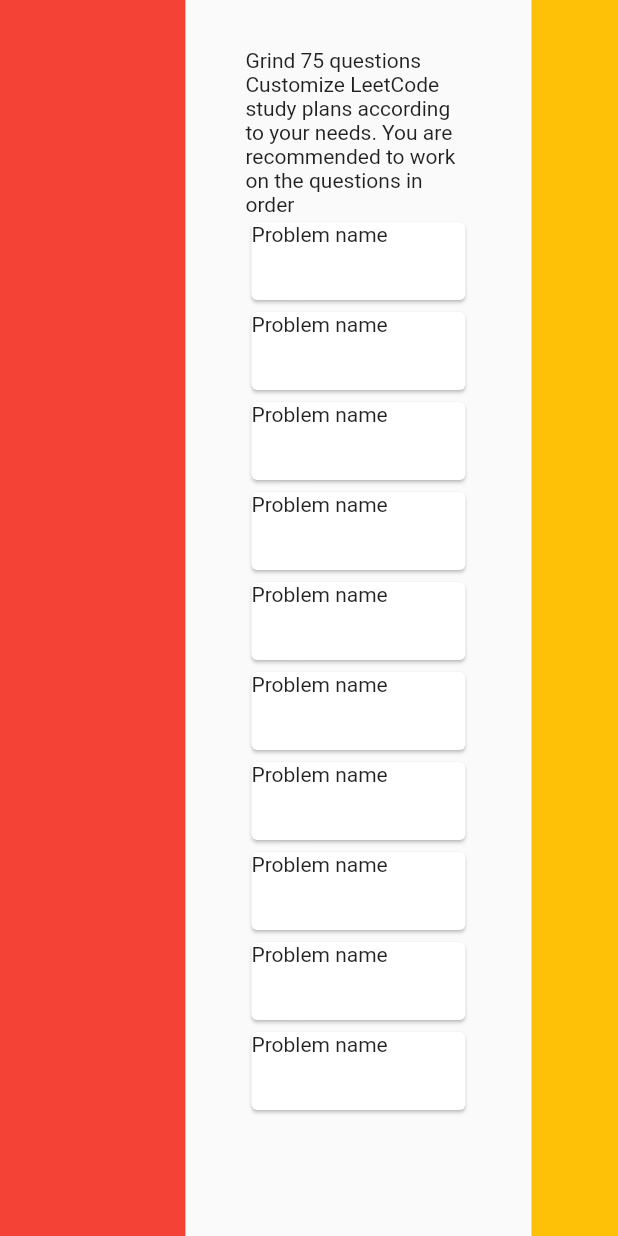
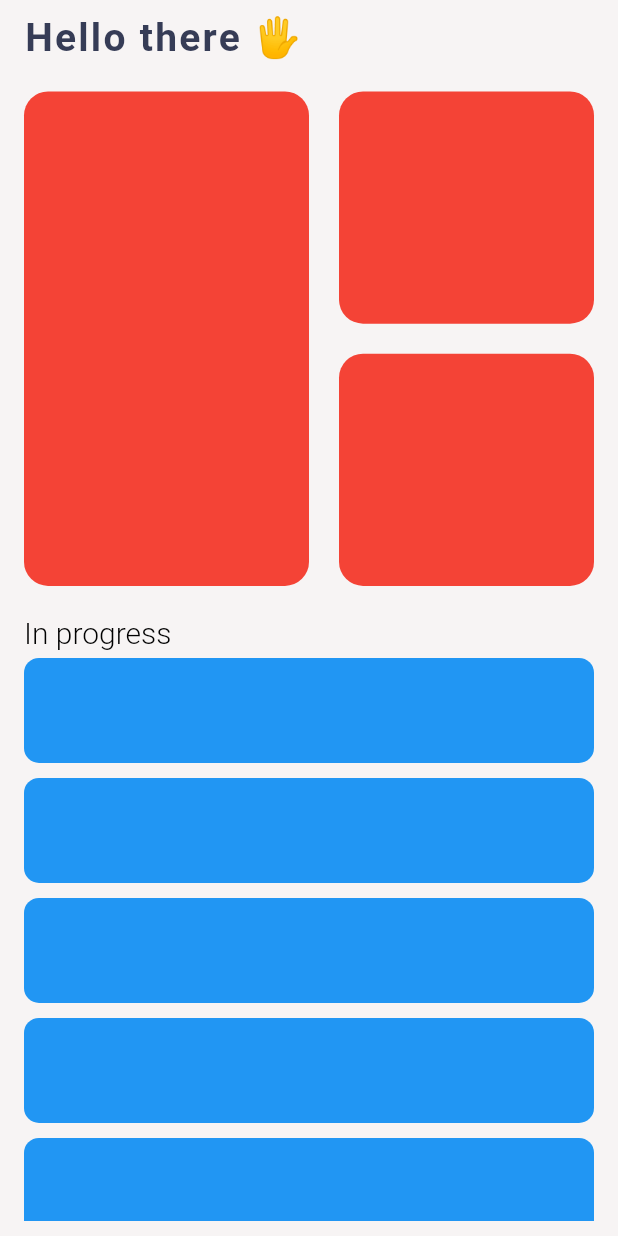
Before and after one commit to jamescardona11/lecode_app, a Flutter app: the screen it shows after launch, on a phone screen of 412 x 824 dp. Run offline on Flutter 3.47's test engine with Material 2 defaults, Android fonts, the phone set to English and light mode, and no system bars; our stand-ins replace equatable, flutter_native_splash, get_it, google_fonts, injectable; missing offline and left inert: drip, pocket, projectile; Roboto replaces fonts that are missing (Pangolin).

Commit message:
dashboard page structure

```diff
--- /dev/null
+++ b/lib/app/pages/home/home_page.dart
@@ -0,0 +1,86 @@
+import 'package:flutter/material.dart';
+import 'package:flutter/rendering.dart';
+import 'package:lepath_app/app/widgets/round_container.dart';
+import 'package:lepath_app/config/context_extension.dart';
+
+class HomePage extends StatelessWidget {
+  /// default constructor
+  const HomePage({
+    super.key,
+  });
+
+  @override
+  Widget build(BuildContext context) {
+    return Scaffold(
+      body: SafeArea(
+        child: Padding(
+          padding: const EdgeInsets.symmetric(
+            vertical: 10,
+            horizontal: 16,
+          ),
+          child: Column(
+            crossAxisAlignment: CrossAxisAlignment.start,
+            children: [
+              Text(
+                'Hello there 🖐',
+                style: Theme.of(context).textTheme.headline5,
+              ),
+              SizedBox(height: 20),
+              Container(
+                width: context.widthPx,
+                height: context.heightPct(40),
+                child: LayoutBuilder(
+                  builder: (context, constraints) => Row(
+                    children: [
+                      RoundContainer(
+                        width: constraints.maxWidth / 2,
+                        color: Colors.red,
+                      ),
+                      SizedBox(width: 20),
+                      Expanded(
+                        child: Column(
+                          children: [
+                            Expanded(
+                              child: RoundContainer(
+                                color: Colors.red,
+                              ),
+                            ),
+                            SizedBox(height: 20),
+                            Expanded(
+                              child: RoundContainer(
+                                color: Colors.red,
+                              ),
+                            ),
+                          ],
+                        ),
+                      )
+                    ],
+                  ),
+                ),
+              ),
+              SizedBox(height: 20),
+              Text(
+                'In progress',
+                style: Theme.of(context).textTheme.headline6,
+              ),
+              Expanded(
+                child: ListView.builder(
+                  itemCount: 10,
+                  itemBuilder: (context, index) => Padding(
+                    padding: const EdgeInsets.symmetric(vertical: 5),
+                    child: RoundContainer(
+                      width: context.widthPx,
+                      height: 70,
+                      border: 10,
+                      color: Colors.blue,
+                    ),
+                  ),
+                ),
+              ),
+            ],
+          ),
+        ),
+      ),
+    );
+  }
+}
--- /dev/null
+++ b/lib/app/widgets/round_container.dart
@@ -0,0 +1,41 @@
+import 'package:flutter/material.dart';
+
+class RoundContainer extends StatelessWidget {
+  /// default constructor
+  const RoundContainer({
+    Key? key,
+    this.width,
+    this.height,
+    this.border = 16,
+    this.color = Colors.transparent,
+    this.borderColor,
+    this.child,
+  }) : super(key: key);
+
+  final double? width;
+  final double? height;
+  final double border;
+
+  final Color color;
+  final Color? borderColor;
+
+  final Widget? child;
+
+  @override
+  Widget build(BuildContext context) {
+    return Container(
+      width: width,
+      height: height,
+      decoration: BoxDecoration(
+        borderRadius: BorderRadius.circular(border),
+        color: color,
+        border: borderColor != null
+            ? Border.all(
+                color: borderColor!,
+              )
+            : null,
+      ),
+      child: child,
+    );
+  }
+}
--- a/lib/cross/app_init/domain/app_init_first_time.dart
+++ b/lib/cross/app_init/domain/app_init_first_time.dart
@@ -19,7 +19,7 @@
     final response = await _appRepository.getUpdatesInformation();
     if (response.isLeft) return;
 
-    final lastUpdateTime = await _appRepository.lastUpdateDate();
+    final lastUpdateTime = await _appRepository.readLastUpdateDate();
     final shouldUpdate = shouldUpdateInfo(
       response.right.value,
       lastUpdateTime,
@@ -41,6 +41,10 @@
         ),
       );
     }
+
+    if (shouldUpdate) {
+      _appRepository.setNewLastUpdateDate();
+    }
   }
 
   // final isFirstTime = lastUpdateTime.isBefore(DateTime(2022, 1, 1));
--- a/lib/main.dart
+++ b/lib/main.dart
@@ -4,7 +4,9 @@
 import 'package:flutter_native_splash/flutter_native_splash.dart';
 
 import 'app/pages/dsa_content/dsa_content_layout.dart';
+import 'app/pages/home/home_page.dart';
 import 'config/di/di.dart';
+import 'config/theme/app_theme.dart';
 import 'core/core.dart';
 import 'cross/cross.dart';
 
@@ -31,7 +33,8 @@
     return MaterialApp(
       title: 'Material App',
       debugShowCheckedModeBanner: false,
-      home: ProjectLayout(),
+      theme: AppTheme.lightTheme(),
+      home: HomePage(),
     );
   }
 }
--- a/pubspec.yaml
+++ b/pubspec.yaml
@@ -18,11 +18,12 @@
   flutter_native_splash: ^2.2.11
   google_fonts: ^3.0.1
   font_awesome_flutter: ^10.2.1
-  equatable: ^2.0.5
+  flutter_staggered_grid_view: ^0.6.2
 
   # DI
   get_it: ^7.2.0
   injectable: ^1.5.3
+  equatable: ^2.0.5
 
   # Misc
   meta: ^1.7.0
```
Also changed, not shown: lib/app/pages/home/home_layout.dart (added, +17 -0 lines), lib/app/pages/path/path_page.dart (added, +17 -0 lines), lib/app/widgets/bottom_bar/arc_bottom_bar.dart (added, +236 -0 lines), lib/app/widgets/bottom_bar/bottom_bar_controller.dart (added, +23 -0 lines), lib/app/widgets/bottom_bar/bottom_item.dart (added, +41 -0 lines), lib/cross/app_init/repository/app_repository.dart (+7 -1 lines), pubspec.lock.
